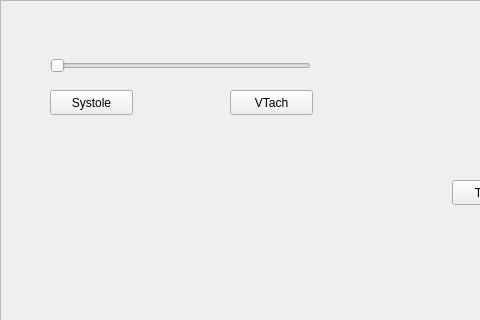
The window that AED_Simulator/testwindow.ui (GrewalCreator/AED-Simulator) describes before a commit, drawn with Qt 5; both pictures show x 0 to 480 and y 0 to 320 of the 1010 by 409 pixel window.
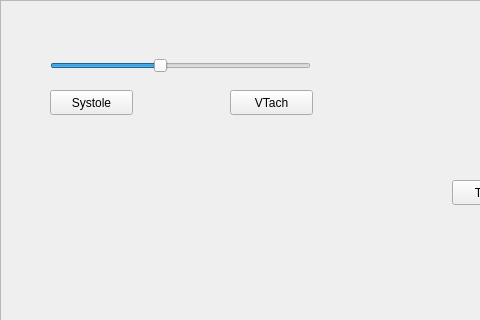
The same window after the commit.

Diff of the .ui file:
```diff
--- a/AED_Simulator/testwindow.ui
+++ b/AED_Simulator/testwindow.ui
@@ -40,6 +40,9 @@
     <property name="maximum">
      <number>250</number>
     </property>
+    <property name="sliderPosition">
+     <number>105</number>
+    </property>
     <property name="orientation">
      <enum>Qt::Horizontal</enum>
     </property>
```
